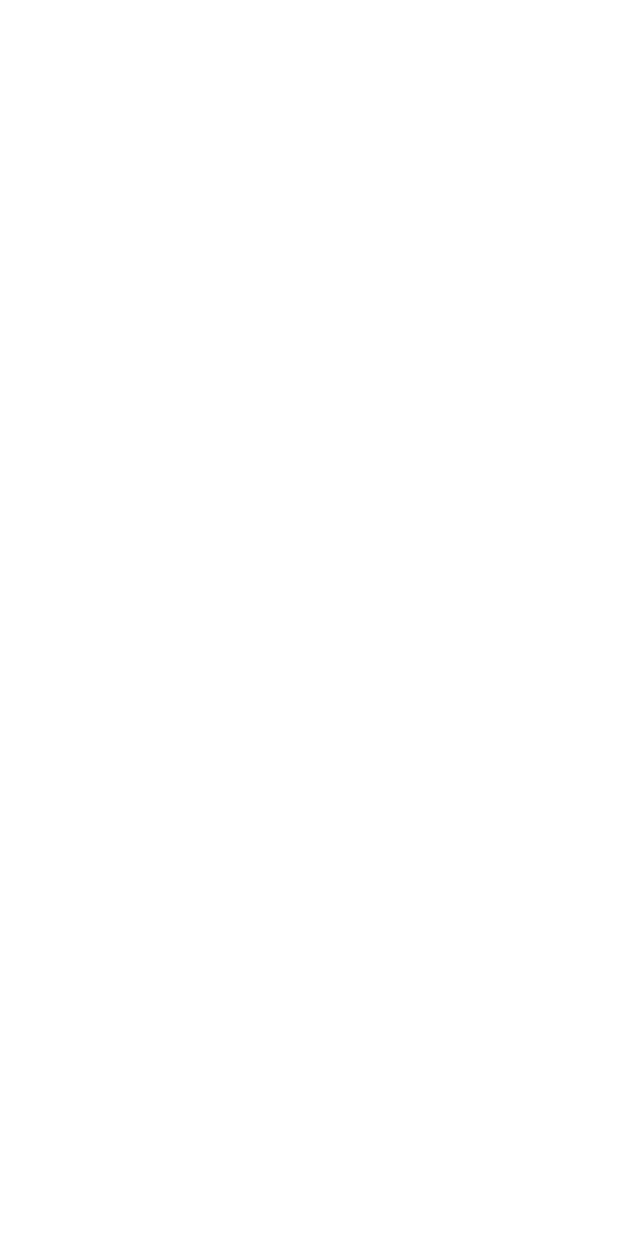
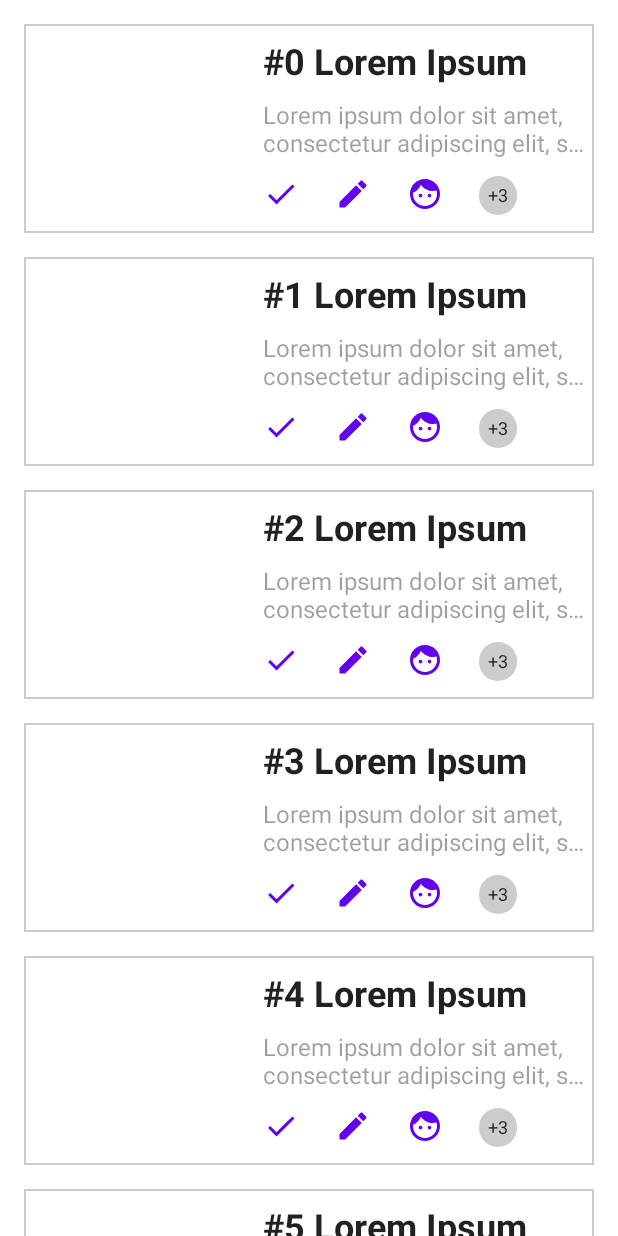
Before and after one commit to metehanbolatt/AdaptiveLayoutCompose, an Android app built with Jetpack Compose: the screen it shows after launch (MainActivity), on a phone screen of 412 x 824 dp. Before the commit the screen is empty. Run offline under Robolectric (Android 15) with nearby library versions, the phone set to English and light mode, and no system bars; pictures from the network do not load.

Commit message:
App was completed.

```diff
--- a/app/src/main/AndroidManifest.xml
+++ b/app/src/main/AndroidManifest.xml
@@ -1,6 +1,8 @@
 <?xml version="1.0" encoding="utf-8"?>
 <manifest xmlns:android="http://schemas.android.com/apk/res/android"
     package="com.metehanbolat.adaptivelayoutcompose">
+
+    <uses-permission android:name="android.permission.INTERNET" />
 
     <application
         android:allowBackup="true"
--- a/app/src/main/java/com/metehanbolat/adaptivelayoutcompose/MainActivity.kt
+++ b/app/src/main/java/com/metehanbolat/adaptivelayoutcompose/MainActivity.kt
@@ -7,6 +7,7 @@ import androidx.compose.foundation.layout.fillMaxSize
 import androidx.compose.material.MaterialTheme
 import androidx.compose.material.Surface
 import androidx.compose.ui.Modifier
+import com.metehanbolat.adaptivelayoutcompose.screen.home.HomeScreen
 import com.metehanbolat.adaptivelayoutcompose.ui.theme.AdaptiveLayoutComposeTheme
 
 class MainActivity : ComponentActivity() {
@@ -18,7 +19,7 @@ class MainActivity : ComponentActivity() {
                     modifier = Modifier.fillMaxSize(),
                     color = MaterialTheme.colors.background
                 ) {
-
+                    HomeScreen()
                 }
             }
         }
--- /dev/null
+++ b/app/src/main/java/com/metehanbolat/adaptivelayoutcompose/screen/home/HomeScreen.kt
@@ -0,0 +1,125 @@
+package com.metehanbolat.adaptivelayoutcompose.screen.home
+
+import androidx.compose.foundation.background
+import androidx.compose.foundation.border
+import androidx.compose.foundation.layout.*
+import androidx.compose.foundation.lazy.LazyColumn
+import androidx.compose.foundation.lazy.items
+import androidx.compose.foundation.shape.CircleShape
+import androidx.compose.material.ContentAlpha
+import androidx.compose.material.Icon
+import androidx.compose.material.MaterialTheme
+import androidx.compose.material.Text
+import androidx.compose.runtime.Composable
+import androidx.compose.ui.Modifier
+import androidx.compose.ui.draw.clip
+import androidx.compose.ui.graphics.Color
+import androidx.compose.ui.layout.ContentScale
+import androidx.compose.ui.platform.LocalContext
+import androidx.compose.ui.text.TextStyle
+import androidx.compose.ui.text.font.FontWeight
+import androidx.compose.ui.text.style.TextOverflow
+import androidx.compose.ui.unit.dp
+import androidx.lifecycle.viewmodel.compose.viewModel
+import coil.compose.AsyncImage
+import coil.request.ImageRequest
+
+@Composable
+fun HomeScreen(homeViewModel: HomeViewModel = viewModel()) {
+
+    val items = homeViewModel.items
+
+    LazyColumn(
+        contentPadding = PaddingValues(16.dp),
+        verticalArrangement = Arrangement.spacedBy(16.dp)
+    ) {
+        items(items = items, key = { it.id }) {
+            CustomCard(data = it)
+        }
+    }
+}
+
+@Composable
+fun CustomCard(data: CustomData) {
+    Row(
+        modifier = Modifier.border(
+            width = 1.dp,
+            color = Color.LightGray
+        )
+    ) {
+        AsyncImage(
+            modifier = Modifier.weight(1f),
+            model = ImageRequest.Builder(LocalContext.current)
+                .data(data = data.image)
+                .crossfade(true)
+                .build(),
+            contentDescription = "Card Image",
+            contentScale = ContentScale.Crop
+        )
+        Spacer(modifier = Modifier.width(12.dp))
+
+        BoxWithConstraints(
+            modifier = Modifier
+                .weight(1.5f)
+                .padding(vertical = 12.dp)
+        ) {
+            AdaptiveContent(data = data)
+        }
+    }
+}
+
+@Composable
+fun BoxWithConstraintsScope.AdaptiveContent(data: CustomData) {
+    val badgeSize = 24.dp
+    val padding = 24.dp
+    val numberOfBadgesToShow = maxWidth.div(badgeSize + padding).toInt().minus(1)
+    val remainingBadges = data.badges.size - numberOfBadgesToShow
+
+    Column(
+        verticalArrangement = Arrangement.SpaceBetween
+    ) {
+        Text(
+            text = data.title,
+            style = TextStyle(
+                fontWeight = FontWeight.Bold,
+                fontSize = MaterialTheme.typography.h5.fontSize
+            ),
+            maxLines = 1,
+            overflow = TextOverflow.Ellipsis
+        )
+        Spacer(modifier = Modifier.height(12.dp))
+        Text(
+            text = data.description,
+            color = MaterialTheme.colors.onSurface.copy(alpha = ContentAlpha.disabled),
+            maxLines = if (this@AdaptiveContent.maxWidth > 250.dp) 10 else 2,
+            overflow = TextOverflow.Ellipsis
+        )
+        Spacer(modifier = Modifier.height(12.dp))
+        Row(
+            horizontalArrangement = Arrangement.spacedBy(space = padding)
+        ) {
+            data.badges.take(numberOfBadgesToShow).forEach {
+                Icon(
+                    modifier = Modifier.size(badgeSize),
+                    tint = MaterialTheme.colors.primary,
+                    imageVector = it,
+                    contentDescription = "Badge Icon"
+                )
+            }
+            if (remainingBadges > 0) {
+                Box(
+                    modifier = Modifier
+                        .clip(CircleShape)
+                        .background(Color.LightGray)
+                        .padding(6.dp)
+                ) {
+                    Text(
+                        text = "+$remainingBadges",
+                        style = TextStyle(fontSize = MaterialTheme.typography.caption.fontSize)
+                    )
+                }
+            }
+        }
+    }
+
+}
--- /dev/null
+++ b/app/src/main/java/com/metehanbolat/adaptivelayoutcompose/screen/home/HomeViewModel.kt
@@ -0,0 +1,46 @@
+package com.metehanbolat.adaptivelayoutcompose.screen.home
+
+import androidx.compose.material.icons.Icons
+import androidx.compose.material.icons.filled.*
+import androidx.compose.runtime.mutableStateListOf
+import androidx.compose.ui.graphics.vector.ImageVector
+import androidx.lifecycle.ViewModel
+
+class HomeViewModel: ViewModel() {
+
+    private var _items = mutableStateListOf<CustomData>()
+    val items: List<CustomData> = _items
+
+    init {
+        getData()
+    }
+
+    private fun getData() {
+        for (number in 0 until 10) {
+            _items.add(
+                element = CustomData(
+                    id = number,
+                    image = "https://picsum.photos/id/$number/300/300",
+                    title = "#$number Lorem Ipsum",
+                    description = "Lorem ipsum dolor sit amet, consectetur adipiscing elit, sed do mirada seporitasle makro miyana, consectetur adipiscing elit, sed do mirada seporitasle makro miyana, consectetur adipiscing elit, sed do mirada seporitasle makro miyana, consectetur adipiscing elit, sed do mirada seporitasle makro miyana",
+                    badges = listOf(
+                        Icons.Default.Check,
+                        Icons.Default.Edit,
+                        Icons.Default.Face,
+                        Icons.Default.Email,
+                        Icons.Default.List,
+                        Icons.Default.Home,
+                    )
+                )
+            )
+        }
+    }
+}
+
+data class CustomData(
+    val id: Int,
+    val image: String,
+    val title: String,
+    val description: String,
+    val badges: List<ImageVector>
+)
```
